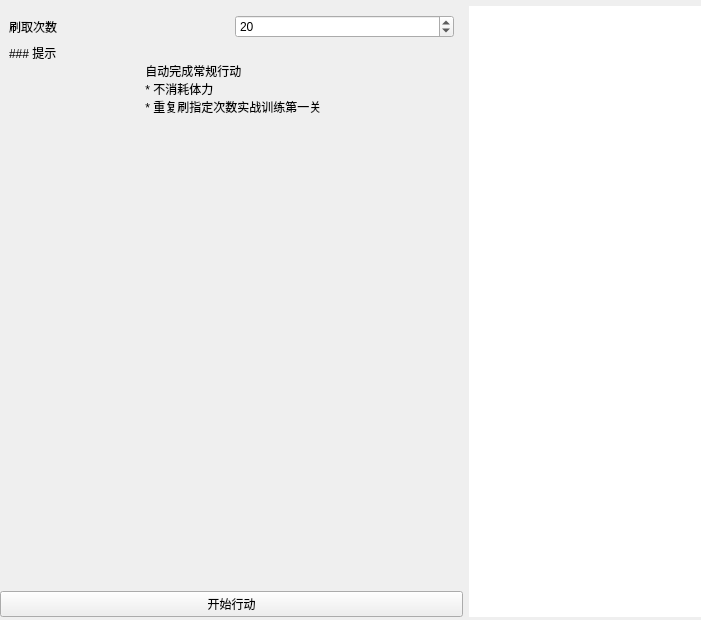
LaoZhuJackson/SnowbreakAutoAssistant, file app/ui/additional_features_interface.ui: the form before one commit.
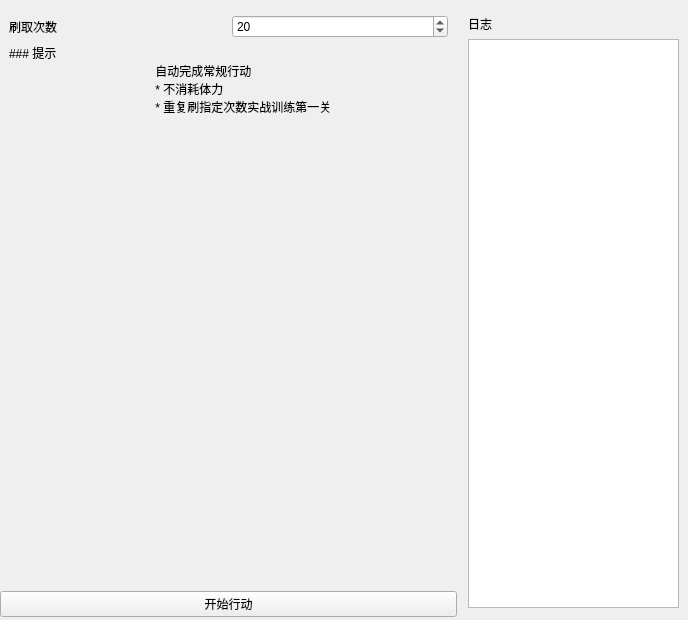
The form after the commit. Custom widgets are drawn as their Qt base class.

The edit to the form file:
```diff
--- a/app/ui/additional_features_interface.ui
+++ b/app/ui/additional_features_interface.ui
@@ -6,7 +6,7 @@
    <rect>
     <x>0</x>
     <y>0</y>
-    <width>701</width>
+       <width>688</width>
     <height>620</height>
    </rect>
   </property>
@@ -249,6 +249,9 @@
              <property name="bottomMargin">
                  <number>0</number>
              </property>
+                <property name="spacing">
+                    <number>2</number>
+                </property>
              <item row="2" column="0">
                  <widget class="PushButton" name="PushButton_start_action">
                      <property name="text">
@@ -256,18 +259,6 @@
                      </property>
                  </widget>
              </item>
-             <item row="1" column="1" rowspan="2">
-                 <widget class="QTextBrowser" name="textBrowser_log_action">
-                     <property name="styleSheet">
-                         <string notr="true">border-radius: 5px;
-                             border: 2px;
-                         </string>
-                     </property>
-                     <property name="verticalScrollBarPolicy">
-                         <enum>Qt::ScrollBarAlwaysOff</enum>
-                     </property>
-                 </widget>
-             </item>
              <item row="1" column="0">
                  <widget class="SimpleCardWidget" name="SimpleCardWidget_action">
                      <layout class="QGridLayout" name="gridLayout_6">
@@ -302,9 +293,9 @@
                              <widget class="BodyLabel" name="BodyLabel_2">
                                  <property name="text">
                                      <string>### 提示
-                                         自动完成常规行动
-                                         * 不消耗体力
-                                         * 重复刷指定次数实战训练第一关
+                                            自动完成常规行动
+                                            * 不消耗体力
+                                            * 重复刷指定次数实战训练第一关
                                      </string>
                                  </property>
                                  <property name="textFormat">
@@ -315,6 +306,30 @@
                      </layout>
         </widget>
        </item>
+                <item row="1" column="1" rowspan="2">
+                    <widget class="SimpleCardWidget" name="SimpleCardWidget_2">
+                        <layout class="QGridLayout" name="gridLayout_8">
+                            <item row="0" column="0">
+                                <widget class="TitleLabel" name="TitleLabel_2">
+                                    <property name="text">
+                                        <string>日志</string>
+                                    </property>
+                                </widget>
+                            </item>
+                            <item row="1" column="0">
+                                <widget class="QTextBrowser" name="textBrowser_log_action">
+                                    <property name="styleSheet">
+                                        <string notr="true">
+                                        </string>
+                                    </property>
+                                    <property name="verticalScrollBarPolicy">
+                                        <enum>Qt::ScrollBarAlwaysOff</enum>
+                                    </property>
+                                </widget>
+                            </item>
+                        </layout>
+        </widget>
+       </item>
       </layout>
      </widget>
      <widget class="QWidget" name="page_3">
@@ -378,6 +393,11 @@
    <extends>QLabel</extends>
    <header>qfluentwidgets</header>
   </customwidget>
+     <customwidget>
+         <class>TitleLabel</class>
+   <extends>QLabel</extends>
+   <header>qfluentwidgets</header>
+  </customwidget>
   <customwidget>
    <class>Pivot</class>
    <extends>QWidget</extends>
```
Left out of the diff: 160 changed lines with no effect on the pictures. Lines whose indentation alone changed are shown as unchanged.
